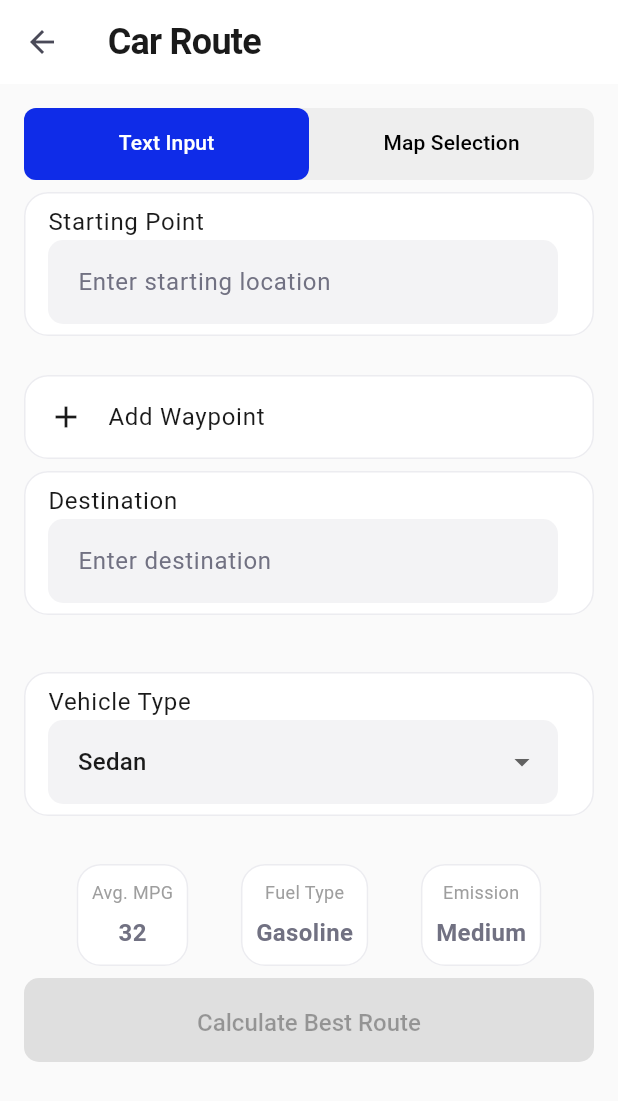
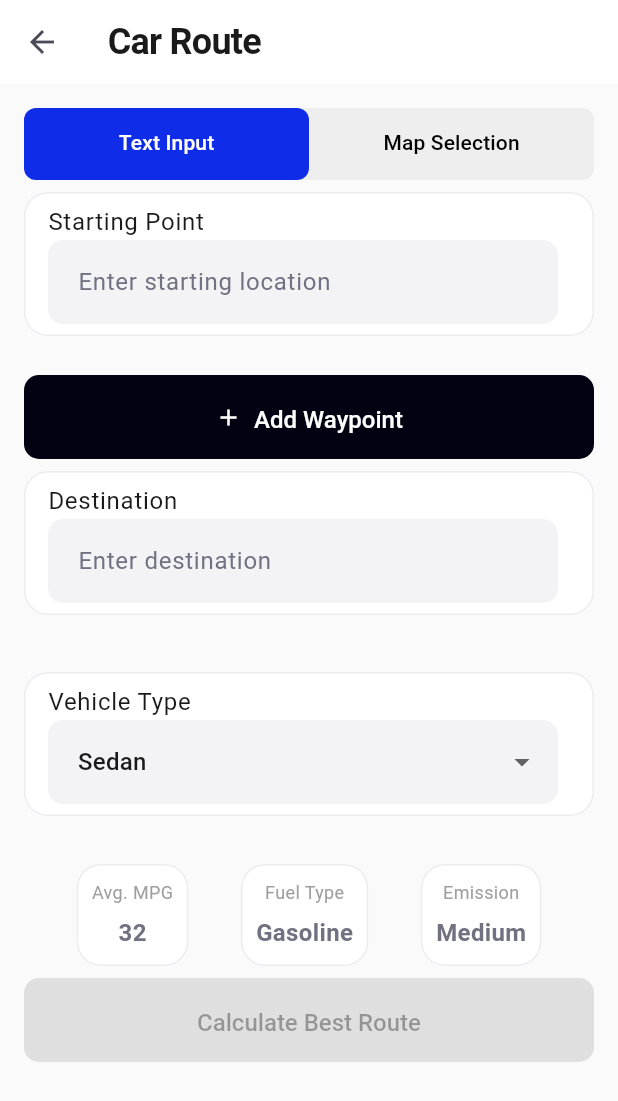
Before and after one commit to Abobakr146/DEPI_GP, a Flutter app: the CarRoutePage screen opened directly, on a phone screen of 412 x 824 dp. Shown: the top 1101 px of the screen. Run offline on Flutter 3.47's test engine with Material 3 defaults, Android fonts, the light colour scheme and no system bars; our stand-ins replace get.

Commit message:
Refactor Car Route page layout for improved readability and functionality

```diff
--- a/RouteOptim/lib/car_route_page.dart
+++ b/RouteOptim/lib/car_route_page.dart
@@ -57,7 +57,8 @@ class CarRoutePage extends StatelessWidget {
   Widget build(BuildContext context) {
     return Scaffold(
       appBar: AppBar(title: const Text("Car Route", style: TextStyle(fontWeight: FontWeight.bold))),
-      body: Padding(
+      body: SafeArea(
+        child: Padding(
           padding: const EdgeInsets.all(16.0),
           child: DefaultTabController(
             length: 2,
@@ -113,7 +114,7 @@ class CarRoutePage extends StatelessWidget {
                             ),
                             // Waypoints
                             Obx(
-                            () => Column(
+                              () => waypoints.isNotEmpty ? Column(
                                 children: List.generate(
                                   waypoints.length,
                                   (index) => Card(
@@ -141,15 +142,13 @@ class CarRoutePage extends StatelessWidget {
                                     ),
                                   ),
                                 ),
-                            ),
+                              ) : const SizedBox.shrink(),
                             ),
                             // Add Waypoint Button
-                          Card(
-                            child: ListTile(
-                              leading: const Icon(Icons.add),
-                              title: const Text("Add Waypoint"),
-                              onTap: addWaypoint,
-                            ),
+                            ElevatedButton.icon(
+                              onPressed: addWaypoint,
+                              icon: const Icon(Icons.add),
+                              label: const Text("Add Waypoint"),
                             ),
                             // Destination
                             Card(
@@ -296,6 +295,7 @@ class CarRoutePage extends StatelessWidget {
             ),
           ),
         ),
+      ),
     );
   }
 }
```
Lines whose indentation alone changed are shown as unchanged.
